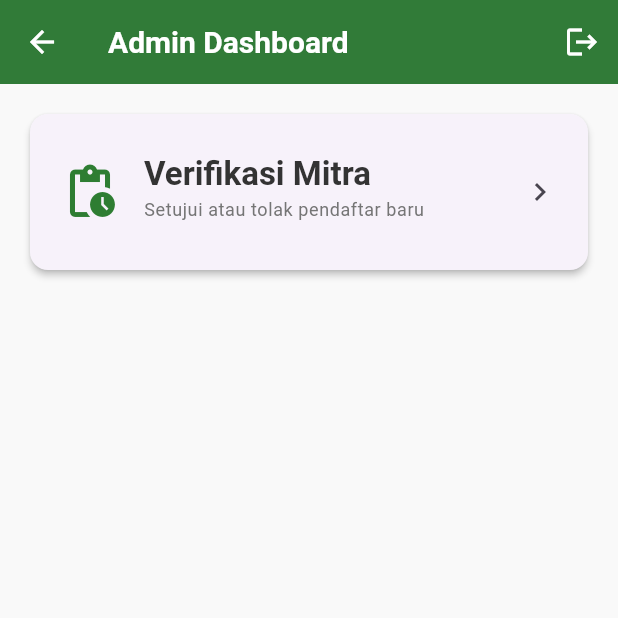
After one commit to Blitzore/katering-app, a Flutter app: the AdminDashboardScreen screen opened by its route, on a phone screen of 412 x 824 dp, the top half of it. The commit adds this screen. Run offline on Flutter 3.47's test engine with Material 3 defaults, Android fonts, the phone set to English and light mode, and no system bars; our stand-ins replace cloud_firestore, firebase_auth, firebase_core, image_picker; missing offline and left inert: cloudinary_public; accounts and stored records are empty.

Commit message:
feat(admin): Add admin navigation and verification list UI

```diff
--- a/lib/main.dart
+++ b/lib/main.dart
@@ -10,6 +10,8 @@ import 'screens/auth/register_screen.dart';
 import 'screens/auth_wrapper.dart';
 import 'screens/home_placeholder.dart';
 import 'screens/onboarding/pending_verification_screen.dart';
+import 'screens/admin/admin_dashboard_screen.dart';
+import 'screens/admin/verification_list_screen.dart';
 
 void main() async {
   WidgetsFlutterBinding.ensureInitialized();
@@ -99,6 +101,10 @@ class MyApp extends StatelessWidget {
         '/login': (context) => const LoginScreen(),
         '/register': (context) => const RegisterScreen(),
         '/home': (context) => const HomePlaceholder(),
+
+        // Rute Admin
+        '/admin_dashboard': (context) => const AdminDashboardScreen(),
+        '/admin_verification_list': (context) => const VerificationListScreen(),
       },
     );
   }
--- /dev/null
+++ b/lib/screens/admin/admin_dashboard_screen.dart
@@ -0,0 +1,70 @@
+// File: lib/screens/admin/admin_dashboard_screen.dart
+import 'package:firebase_auth/firebase_auth.dart';
+import 'package:flutter/material.dart';
+
+/// Halaman dashboard utama untuk Admin.
+/// Menampilkan menu navigasi ke fitur-fitur admin.
+class AdminDashboardScreen extends StatelessWidget {
+  const AdminDashboardScreen({Key? key}) : super(key: key);
+
+  @override
+  Widget build(BuildContext context) {
+    return Scaffold(
+      appBar: AppBar(
+        title: const Text('Admin Dashboard'),
+        actions: [
+          IconButton(
+            icon: const Icon(Icons.logout),
+            tooltip: 'Logout',
+            onPressed: () {
+              // Aksi logout
+              FirebaseAuth.instance.signOut();
+            },
+          )
+        ],
+      ),
+      body: ListView(
+        padding: const EdgeInsets.all(16.0),
+        children: [
+          _buildDashboardCard(
+            context,
+            icon: Icons.pending_actions,
+            title: 'Verifikasi Mitra',
+            subtitle: 'Setujui atau tolak pendaftar baru',
+            onTap: () {
+              Navigator.pushNamed(context, '/admin_verification_list');
+            },
+          ),
+          // Nanti bisa ditambahkan card lain (misal: Statistik)
+        ],
+      ),
+    );
+  }
+
+  /// Widget helper untuk membuat card menu di dashboard.
+  Widget _buildDashboardCard(
+    BuildContext context, {
+    required IconData icon,
+    required String title,
+    required String subtitle,
+    required VoidCallback onTap,
+  }) {
+    return Card(
+      elevation: 2,
+      shape: RoundedRectangleBorder(borderRadius: BorderRadius.circular(12)),
+      child: ListTile(
+        contentPadding:
+            const EdgeInsets.symmetric(vertical: 16.0, horizontal: 20.0),
+        leading: Icon(
+          icon,
+          size: 40,
+          color: Theme.of(context).primaryColor,
+        ),
+        title: Text(title, style: Theme.of(context).textTheme.titleLarge),
+        subtitle: Text(subtitle, style: Theme.of(context).textTheme.bodySmall),
+        trailing: const Icon(Icons.chevron_right),
+        onTap: onTap,
+      ),
+    );
+  }
+}
--- a/lib/screens/auth_wrapper.dart
+++ b/lib/screens/auth_wrapper.dart
@@ -7,6 +7,7 @@ import 'package:cloud_firestore/cloud_firestore.dart';
 import 'auth/login_screen.dart';
 import 'onboarding/pending_verification_screen.dart';
 import 'home_placeholder.dart';
+import 'admin/admin_dashboard_screen.dart'; // Import halaman admin
 
 /// Widget [AuthWrapper] adalah "Penjaga Gerbang" utama aplikasi.
 ///
@@ -78,27 +79,26 @@ class RoleBasedRedirect extends StatelessWidget {
 
         // Arahkan berdasarkan role
         switch (role) {
+          case 'admin':
+            return const AdminDashboardScreen(); // Halaman baru
           case 'pelanggan':
             return const HomePlaceholder();
-
           case 'restoran':
             // Jika restoran, cek status pendaftarannya di koleksi 'restaurants'
             return _CheckPartnerStatus(
               uid: user.uid,
               collection: 'restaurants',
-              homePage: const HomePlaceholder(), // Nanti jadi RestoDashboard
+              homePage: const HomePlaceholder(), // Sesuai kode asli
               role: role,
             );
-
           case 'driver':
             // Jika driver, cek status pendaftarannya di koleksi 'drivers'
             return _CheckPartnerStatus(
               uid: user.uid,
               collection: 'drivers',
-              homePage: const HomePlaceholder(), // Nanti jadi DriverDashboard
+              homePage: const HomePlaceholder(), // Sesuai kode asli
               role: role,
             );
-
           default:
             return const LoginScreen(); // Role tidak dikenal
         }
```
Also changed, not shown: lib/screens/admin/verification_list_screen.dart (added, +114 -0 lines).
